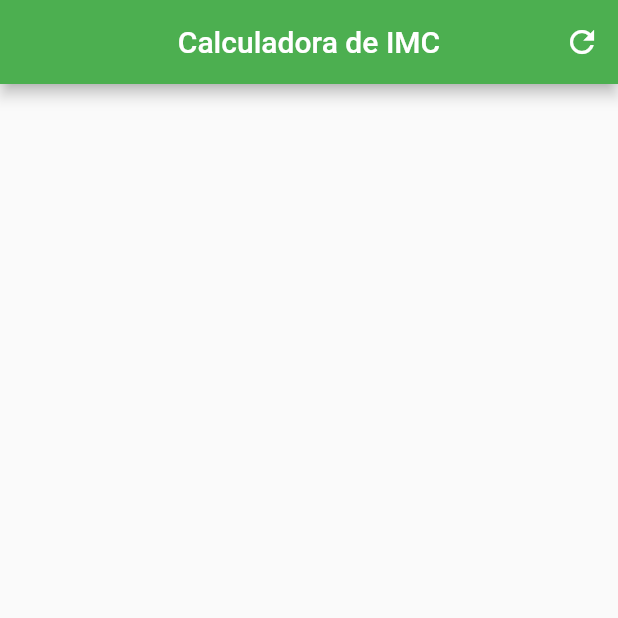
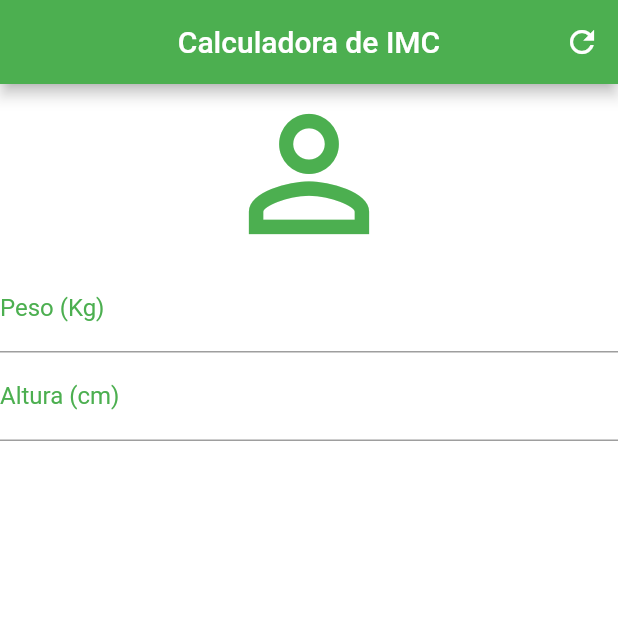
Before and after one commit to leandrorj/calculo-imc, a Flutter app: the screen it shows after launch, on a phone screen of 412 x 824 dp, the top half of it. Run offline on Flutter 3.47's test engine with Material 2 defaults, Android fonts, the phone set to English and light mode, and no system bars.

Commit message:
foi adicionado 1 coluna com uma imagem e 2 textField

```diff
--- a/lib/main.dart
+++ b/lib/main.dart
@@ -28,6 +28,25 @@ class _HomeState extends State<Home> {
           )
         ],
       ),
+      backgroundColor: Colors.white,
+      body: Column(
+        crossAxisAlignment: CrossAxisAlignment.stretch,
+        children: <Widget>[
+          Icon(Icons.person_outline, size: 120.0, color: Colors.green),
+          TextField(
+            keyboardType: TextInputType.number,
+            decoration: InputDecoration(
+                labelText: "Peso (Kg)",
+                labelStyle: TextStyle(color: Colors.green)),
+            ),
+          TextField(
+            keyboardType: TextInputType.number,
+            decoration: InputDecoration(
+                labelText: "Altura (cm)",
+                labelStyle: TextStyle(color: Colors.green)),
+            ),
+        ],
+      ),
     );
   }
 }
```
Also changed, not shown: 2 other files.
